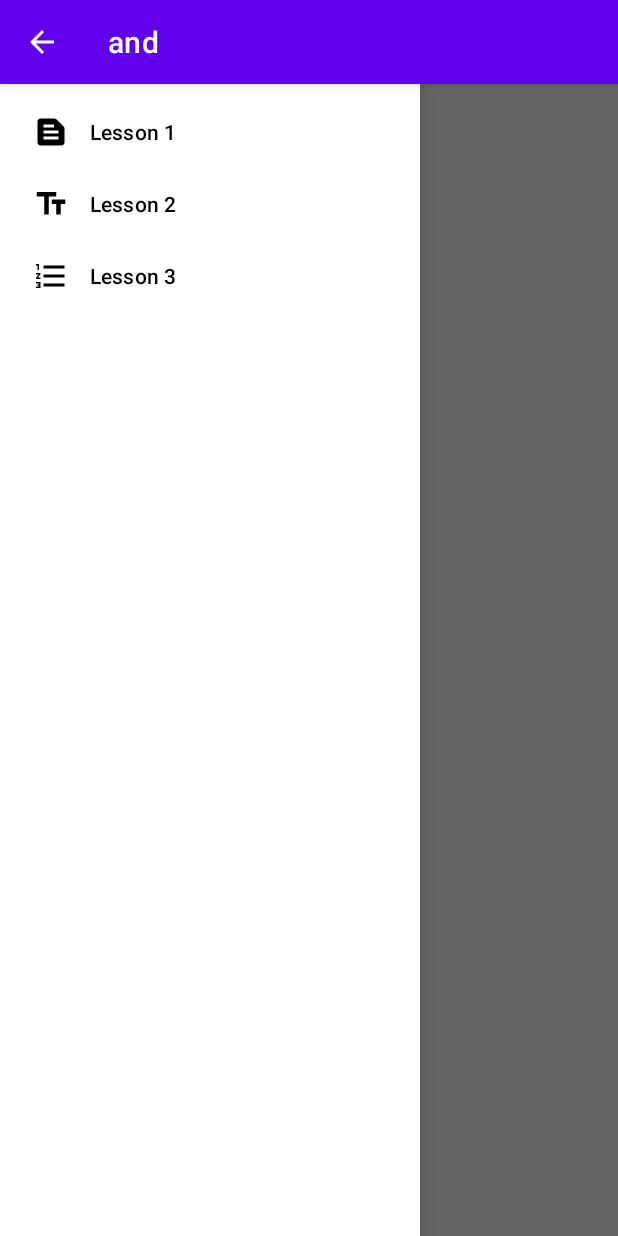
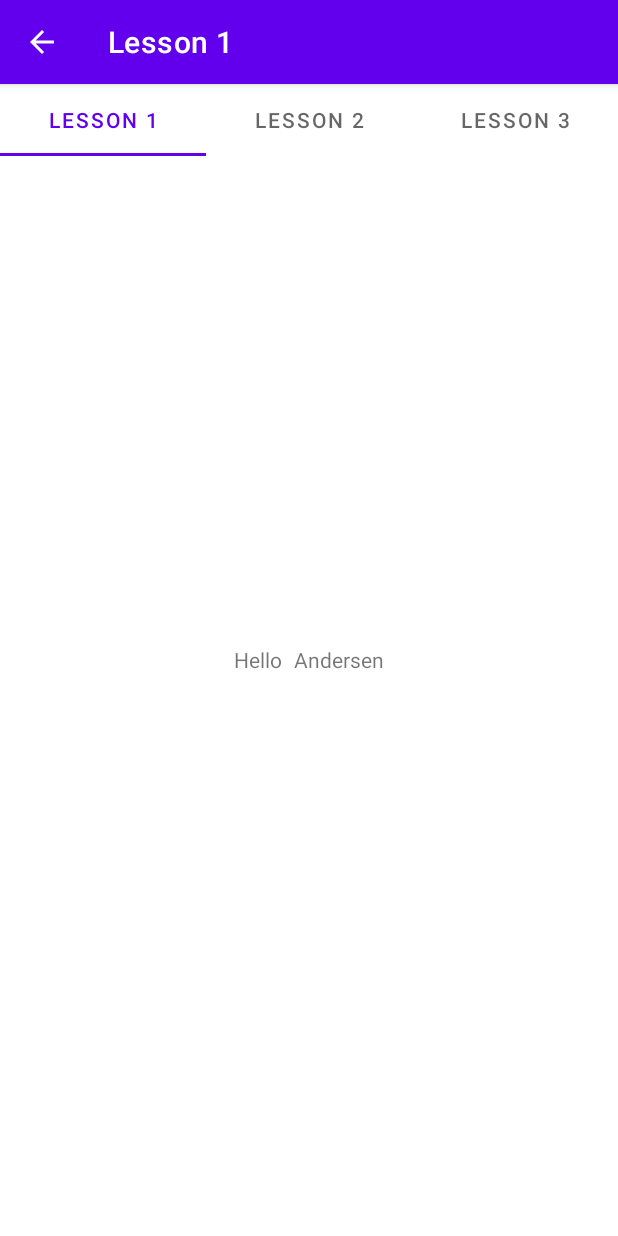
Before and after one commit to aleksandrgrigorev/and, an Android app: the screen it shows after launch (Activity before the commit, MainActivity after it), after a tap on "Lesson 1", on a phone screen of 412 x 824 dp. Run offline under Robolectric (Android 15) with nearby library versions, the phone set to English and light mode, and no system bars; 1 other tap on this screen came first.

Commit message:
FAT-52165: ViewPager2/TabLayout (not working)

```diff
--- a/app/build.gradle
+++ b/app/build.gradle
@@ -38,6 +38,7 @@ android {
 dependencies {
 
     implementation 'androidx.recyclerview:recyclerview:1.2.1'
+    implementation "androidx.viewpager2:viewpager2:1.0.0"
     implementation 'androidx.core:core-ktx:1.9.0'
     implementation 'androidx.fragment:fragment-ktx:1.5.5'
     implementation 'androidx.appcompat:appcompat:1.6.1'
--- a/app/src/main/AndroidManifest.xml
+++ b/app/src/main/AndroidManifest.xml
@@ -12,7 +12,7 @@
         android:theme="@style/Theme.And"
         tools:targetApi="31">
         <activity
-            android:name=".Activity"
+            android:name=".MainActivity"
             android:exported="true">
             <intent-filter>
                 <action android:name="android.intent.action.MAIN" />
--- a/app/src/main/java/com/and/and/Activity.kt
+++ b/app/src/main/java/com/and/and/MainActivity.kt
@@ -5,19 +5,19 @@ import android.view.MenuItem
 import androidx.appcompat.app.ActionBarDrawerToggle
 import androidx.appcompat.app.AppCompatActivity
 import androidx.drawerlayout.widget.DrawerLayout
+import androidx.fragment.app.Fragment
 import com.google.android.material.navigation.NavigationView
 
-class Activity : AppCompatActivity() {
+class MainActivity : AppCompatActivity() {
 
     lateinit var toggle: ActionBarDrawerToggle
+    lateinit var drawerLayout: DrawerLayout
 
     override fun onCreate(savedInstanceState: Bundle?) {
         super.onCreate(savedInstanceState)
         setContentView(R.layout.activity_main)
-//        supportFragmentManager.beginTransaction().replace(R.id.frame_layout, ThirdFragment())
-//            .commit()
 
-        val drawerLayout: DrawerLayout = findViewById(R.id.drawerLayout)
+        drawerLayout = findViewById(R.id.drawerLayout)
         val navView: NavigationView = findViewById(R.id.nav_view)
 
         toggle = ActionBarDrawerToggle(this, drawerLayout, R.string.open, R.string.close)
@@ -26,13 +26,21 @@ class Activity : AppCompatActivity() {
         supportActionBar?.setDisplayHomeAsUpEnabled(true)
 
         navView.setNavigationItemSelectedListener {
+            it.isChecked = true
+
             when (it.itemId) {
-                R.id.menu_lesson_1 -> TODO()
-                R.id.menu_lesson_2 -> TODO()
-                R.id.menu_lesson_3 -> TODO()
+                R.id.menu_lesson_1 -> replaceFragment(ViewPagerFragment(), it.title.toString())
+                R.id.menu_lesson_2 -> replaceFragment(SecondFragment(), it.title.toString())
+                R.id.menu_lesson_3 -> replaceFragment(ThirdFragment(), it.title.toString())
             }
             true
         }
+    }
+
+    private fun replaceFragment(fragment: Fragment, title: String) {
+        supportFragmentManager.beginTransaction().replace(R.id.frameLayout, fragment).commit()
+        drawerLayout.closeDrawers()
+        setTitle(title)
     }
 
     override fun onOptionsItemSelected(item: MenuItem): Boolean {
--- /dev/null
+++ b/app/src/main/java/com/and/and/ViewPagerAdapter.kt
@@ -0,0 +1,20 @@
+package com.and.and
+
+import androidx.fragment.app.Fragment
+import androidx.fragment.app.FragmentManager
+import androidx.lifecycle.Lifecycle
+import androidx.viewpager2.adapter.FragmentStateAdapter
+
+class ViewPagerAdapter(fragmentManager: FragmentManager, lifecycle: Lifecycle) :
+    FragmentStateAdapter(fragmentManager, lifecycle) {
+    override fun getItemCount() = 3
+
+    override fun createFragment(position: Int): Fragment {
+        return when (position) {
+            0 -> FirstFragment()
+            1 -> SecondFragment()
+            2 -> ThirdFragment()
+            else -> FirstFragment()
+        }
+    }
+}
--- /dev/null
+++ b/app/src/main/java/com/and/and/ViewPagerFragment.kt
@@ -0,0 +1,32 @@
+package com.and.and
+
+import android.os.Bundle
+import androidx.fragment.app.Fragment
+import android.view.LayoutInflater
+import android.view.View
+import android.view.ViewGroup
+import com.and.and.databinding.FragmentViewPagerBinding
+import com.google.android.material.tabs.TabLayoutMediator
+
+class ViewPagerFragment : Fragment() {
+
+    private val tabTitle = arrayOf("Lesson 1", "Lesson 2", "Lesson 3")
+
+    override fun onCreateView(
+        inflater: LayoutInflater, container: ViewGroup?,
+        savedInstanceState: Bundle?
+    ): View {
+        val binding = FragmentViewPagerBinding.inflate(layoutInflater)
+        inflater.inflate(R.layout.fragment_view_pager, container, false)
+
+        val viewPager = binding.viewPager
+        val tabLayout = binding.tabLayout
+        viewPager.adapter = ViewPagerAdapter(childFragmentManager, lifecycle)
+
+        TabLayoutMediator(tabLayout, viewPager) { tab, position ->
+            tab.text = tabTitle[position]
+        }.attach()
+
+        return binding.root
+    }
+}
--- a/app/src/main/res/layout/activity_main.xml
+++ b/app/src/main/res/layout/activity_main.xml
@@ -5,22 +5,16 @@
     android:id="@+id/drawerLayout"
     android:layout_width="match_parent"
     android:layout_height="match_parent"
-    tools:context=".Activity">
+    tools:context=".MainActivity">
 
     <androidx.constraintlayout.widget.ConstraintLayout
         android:layout_width="match_parent"
         android:layout_height="match_parent">
 
-        <TextView
-            android:layout_width="wrap_content"
-            android:layout_height="wrap_content"
-            app:layout_constraintBottom_toBottomOf="parent"
-            app:layout_constraintTop_toTopOf="parent"
-            app:layout_constraintStart_toStartOf="parent"
-            app:layout_constraintEnd_toEndOf="parent"
-            android:textStyle="bold"
-            android:textSize="32sp"
-            android:text="@string/task_1"/>
+        <FrameLayout
+            android:layout_width="match_parent"
+            android:layout_height="match_parent"
+            android:id="@+id/frameLayout"/>
 
     </androidx.constraintlayout.widget.ConstraintLayout>
 
--- /dev/null
+++ b/app/src/main/res/layout/fragment_view_pager.xml
@@ -0,0 +1,22 @@
+<?xml version="1.0" encoding="utf-8"?>
+<androidx.constraintlayout.widget.ConstraintLayout
+    xmlns:android="http://schemas.android.com/apk/res/android"
+    xmlns:app="http://schemas.android.com/apk/res-auto"
+    android:layout_width="match_parent"
+    android:layout_height="match_parent">
+
+    <com.google.android.material.tabs.TabLayout
+        android:id="@+id/tabLayout"
+        android:layout_width="match_parent"
+        android:layout_height="wrap_content"
+        app:layout_constraintStart_toStartOf="parent"
+        app:layout_constraintTop_toTopOf="parent">
+
+    </com.google.android.material.tabs.TabLayout>
+
+    <androidx.viewpager2.widget.ViewPager2
+        android:id="@+id/viewPager"
+        android:layout_width="match_parent"
+        android:layout_height="match_parent"/>
+
+</androidx.constraintlayout.widget.ConstraintLayout>
--- a/app/src/main/res/menu/nav_menu.xml
+++ b/app/src/main/res/menu/nav_menu.xml
@@ -2,6 +2,8 @@
 <menu xmlns:android="http://schemas.android.com/apk/res/android"
     xmlns:tools="http://schemas.android.com/tools"
     tools:showIn="navigation_view">
+
+    <group android:checkableBehavior="single">
 
         <item
             android:id="@+id/menu_lesson_1"
@@ -18,4 +20,6 @@
             android:icon="@drawable/baseline_format_list_numbered_24"
             android:title="@string/lesson_3" />
 
+    </group>
+
 </menu>
--- a/app/src/main/res/values/strings.xml
+++ b/app/src/main/res/values/strings.xml
@@ -9,5 +9,4 @@
     <string name="lesson_3">Lesson 3</string>
     <string name="open">Open</string>
     <string name="close">Close</string>
-    <string name="task_1">Task 1</string>
 </resources>
```
